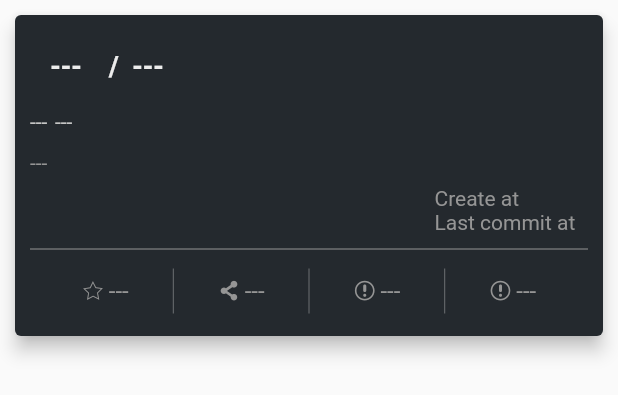
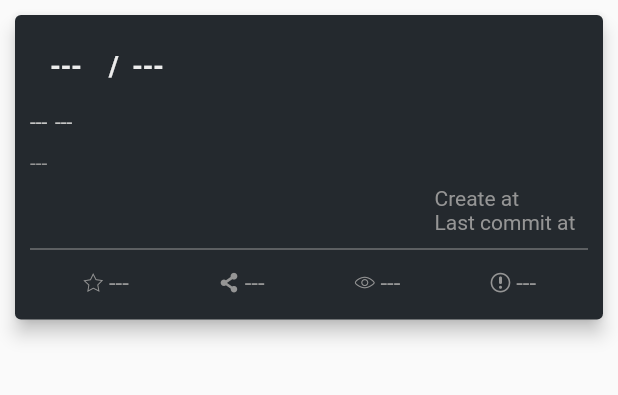
Before and after one commit to Whg8908/WhgGithub, a Flutter app: the ReposHeaderItem widget shown alone on an empty page, opened directly with empty values, on a phone screen of 412 x 824 dp. Shown: the top 395 px of the screen. Run offline on Flutter 3.47's test engine with Material 2 defaults, Android fonts, the phone set to English and light mode, and no system bars; our stand-ins replace connectivity, dio, flutter_redux, fluttertoast, redux, shared_preferences; accounts and stored records are empty; generated files the repository leaves out were written again; network calls fail; statements that could not run were skipped; project files that could hold a hidden picture were left out.

Commit message:
优化代码

```diff
--- a/lib/ui/view/repos_header_item.dart
+++ b/lib/ui/view/repos_header_item.dart
@@ -127,11 +127,23 @@ class ReposHeaderItem extends StatelessWidget {
         crossAxisAlignment: CrossAxisAlignment.center,
         mainAxisAlignment: MainAxisAlignment.center,
         children: <Widget>[
-          new Expanded(
+          _getBottomItem(
+              WhgICons.REPOS_ITEM_STAR, reposHeaderViewModel.repositoryStar),
+          _getBottomItem(
+              WhgICons.REPOS_ITEM_FORK, reposHeaderViewModel.repositoryFork),
+          _getBottomItem(
+              WhgICons.REPOS_ITEM_WATCH, reposHeaderViewModel.repositoryWatch),
+          _getBottomItem(
+              WhgICons.REPOS_ITEM_ISSUE, reposHeaderViewModel.repositoryIssue),
+        ],
+      ));
+
+  _getBottomItem(IconData icon, String text) {
+    return new Expanded(
       child: new Center(
         child: new WhgIconText(
-                WhgICons.REPOS_ITEM_STAR,
-                reposHeaderViewModel.repositoryStar,
+          icon,
+          text,
           WhgConstant.middleSubText,
           Color(WhgColors.subTextColor),
           15.0,
@@ -139,58 +151,6 @@ class ReposHeaderItem extends StatelessWidget {
           mainAxisAlignment: MainAxisAlignment.center,
         ),
       ),
-          ),
-          new Container(
-              width: 0.3,
-              height: 30.0,
-              color: Color(WhgColors.subLightTextColor)),
-          new Expanded(
-            child: new Center(
-              child: new WhgIconText(
-                WhgICons.REPOS_ITEM_FORK,
-                reposHeaderViewModel.repositoryFork,
-                WhgConstant.middleSubText,
-                Color(WhgColors.subTextColor),
-                15.0,
-                padding: 3.0,
-                mainAxisAlignment: MainAxisAlignment.center,
-              ),
-            ),
-          ),
-          new Container(
-              width: 0.3,
-              height: 30.0,
-              color: Color(WhgColors.subLightTextColor)),
-          new Expanded(
-            child: new Center(
-              child: new WhgIconText(
-                WhgICons.REPOS_ITEM_ISSUE,
-                reposHeaderViewModel.repositoryWatch,
-                WhgConstant.middleSubText,
-                Color(WhgColors.subTextColor),
-                15.0,
-                padding: 3.0,
-                mainAxisAlignment: MainAxisAlignment.center,
-              ),
-            ),
-          ),
-          new Container(
-              width: 0.3,
-              height: 30.0,
-              color: Color(WhgColors.subLightTextColor)),
-          new Expanded(
-            child: new Center(
-              child: new WhgIconText(
-                WhgICons.REPOS_ITEM_ISSUE,
-                reposHeaderViewModel.repositoryIssue,
-                WhgConstant.middleSubText,
-                Color(WhgColors.subTextColor),
-                15.0,
-                padding: 3.0,
-                mainAxisAlignment: MainAxisAlignment.center,
-              ),
-            ),
-          ),
-        ],
-      ));
+    );
   }
+}
```
Also changed, not shown: lib/ui/base/whg_list_state.dart (+7 -0 lines), lib/ui/page/repository_detail_issue_page.dart (+26 -14 lines), lib/ui/view/repos_item.dart (+16 -30 lines), lib/ui/view/repository_issue_list_header.dart (+33 -30 lines), lib/ui/view/user_header_item.dart (+14 -43 lines), lib/ui/view/whg_search_input_widget.dart (added, +40 -0 lines). Lines whose indentation alone changed are shown as unchanged.
